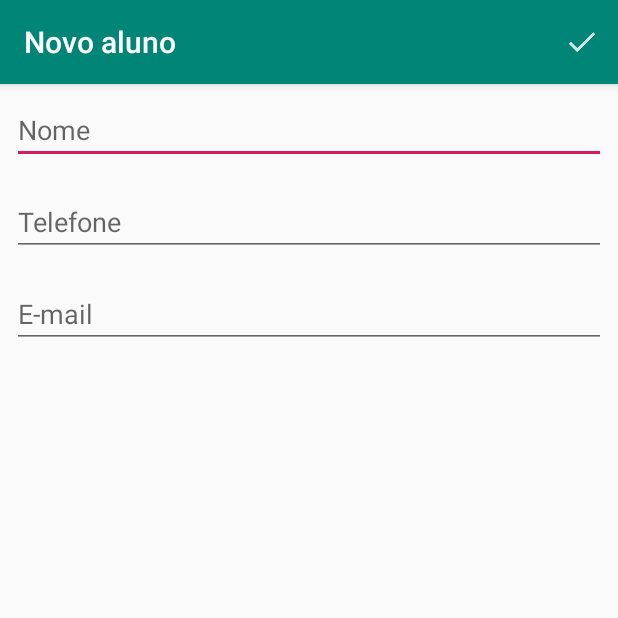
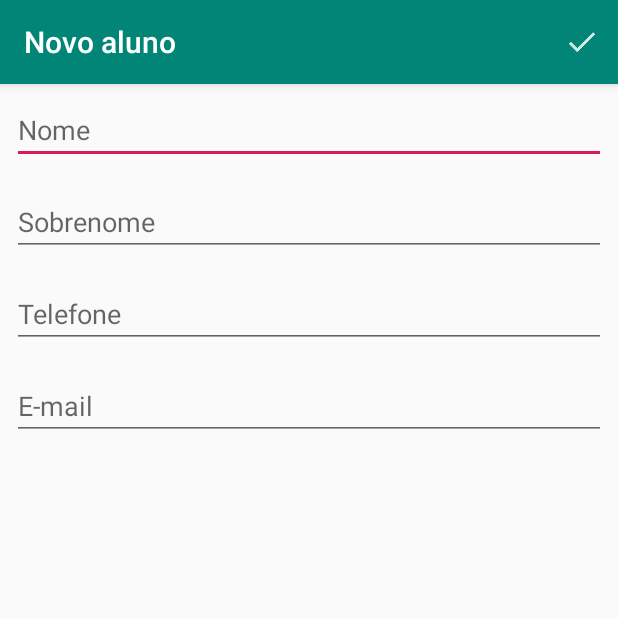
Before and after one commit to NailsonFerreira/agenda-room, an Android app: the FormularioAlunoActivity screen opened directly, with no data from a screen before it, on a phone screen of 412 x 824 dp, the top half of it. Run offline under Robolectric (Android 15) with nearby library versions, the phone set to English and light mode, and no system bars; our stand-ins replace Room's generated code.

Commit message:
add campo sobrenome

```diff
--- a/app/src/main/java/br/com/alura/agenda/database/AgendaDatabase.java
+++ b/app/src/main/java/br/com/alura/agenda/database/AgendaDatabase.java
@@ -8,7 +8,7 @@ import android.content.Context;
 import br.com.alura.agenda.database.dao.AlunoDAO;
 import br.com.alura.agenda.model.Aluno;
 
-@Database(entities = {Aluno.class}, version = 1, exportSchema = false)
+@Database(entities = {Aluno.class}, version = 2, exportSchema = false)
 public abstract class AgendaDatabase extends RoomDatabase{
 
     private static final String AGENDA_DB = "agenda.db";
--- a/app/src/main/java/br/com/alura/agenda/ui/activity/FormularioAlunoActivity.java
+++ b/app/src/main/java/br/com/alura/agenda/ui/activity/FormularioAlunoActivity.java
@@ -5,6 +5,7 @@ import android.os.Bundle;
 import android.support.v7.app.AppCompatActivity;
 import android.view.Menu;
 import android.view.MenuItem;
+import android.view.View;
 import android.widget.EditText;
 
 import br.com.alura.agenda.R;
@@ -19,6 +20,7 @@ public class FormularioAlunoActivity extends AppCompatActivity {
     private static final String TITULO_APPBAR_NOVO_ALUNO = "Novo aluno";
     private static final String TITULO_APPBAR_EDITA_ALUNO = "Edita aluno";
     private EditText campoNome;
+    private EditText campoSobrenome;
     private EditText campoTelefone;
     private EditText campoEmail;
     private AlunoDAO dao;
@@ -67,6 +69,7 @@ public class FormularioAlunoActivity extends AppCompatActivity {
         campoNome.setText(aluno.getNome());
         campoTelefone.setText(aluno.getTelefone());
         campoEmail.setText(aluno.getEmail());
+        campoSobrenome.setText(aluno.getSobrenome());
     }
 
     private void finalizaFormulario() {
@@ -81,16 +84,19 @@ public class FormularioAlunoActivity extends AppCompatActivity {
 
     private void inicializacaoDosCampos() {
         campoNome = findViewById(R.id.activity_formulario_aluno_nome);
+        campoSobrenome = findViewById(R.id.activity_formulario_aluno_sobrenome);
         campoTelefone = findViewById(R.id.activity_formulario_aluno_telefone);
         campoEmail = findViewById(R.id.activity_formulario_aluno_email);
     }
 
     private void preencheAluno() {
         String nome = campoNome.getText().toString();
+        String sobrenome = campoSobrenome.getText().toString();
         String telefone = campoTelefone.getText().toString();
         String email = campoEmail.getText().toString();
 
         aluno.setNome(nome);
+        aluno.setSobrenome(sobrenome);
         aluno.setTelefone(telefone);
         aluno.setEmail(email);
     }
--- a/app/src/main/java/br/com/alura/agenda/ui/adapter/ListaAlunosAdapter.java
+++ b/app/src/main/java/br/com/alura/agenda/ui/adapter/ListaAlunosAdapter.java
@@ -47,7 +47,7 @@ public class ListaAlunosAdapter extends BaseAdapter {
 
     private void vincula(View view, Aluno aluno) {
         TextView nome = view.findViewById(R.id.item_aluno_nome);
-        nome.setText(aluno.getNome());
+        nome.setText(aluno.getNomeCompleto());
         TextView telefone = view.findViewById(R.id.item_aluno_telefone);
         telefone.setText(aluno.getTelefone());
     }
--- a/app/src/main/res/layout/activity_formulario_aluno.xml
+++ b/app/src/main/res/layout/activity_formulario_aluno.xml
@@ -15,6 +15,16 @@
             android:layout_height="wrap_content"
             android:layout_margin="8dp"
             android:hint="@string/nome"
+            android:inputType="textCapWords"
+            android:importantForAutofill="no"
+            tools:targetApi="o" />
+
+        <EditText
+            android:id="@+id/activity_formulario_aluno_sobrenome"
+            android:layout_width="match_parent"
+            android:layout_height="wrap_content"
+            android:layout_margin="8dp"
+            android:hint="@string/sobrenome"
             android:inputType="textCapWords"
             android:importantForAutofill="no"
             tools:targetApi="o" />
--- a/app/src/main/res/values/strings.xml
+++ b/app/src/main/res/values/strings.xml
@@ -5,4 +5,5 @@
     <string name="email">E-mail</string>
     <string name="salvar_aluno">Salvar o aluno</string>
     <string name="remover">Remover</string>
+    <string name="sobrenome">Sobrenome</string>
 </resources>
```
Also changed, not shown: app/src/main/java/br/com/alura/agenda/model/Aluno.java (+14 -0 lines).
